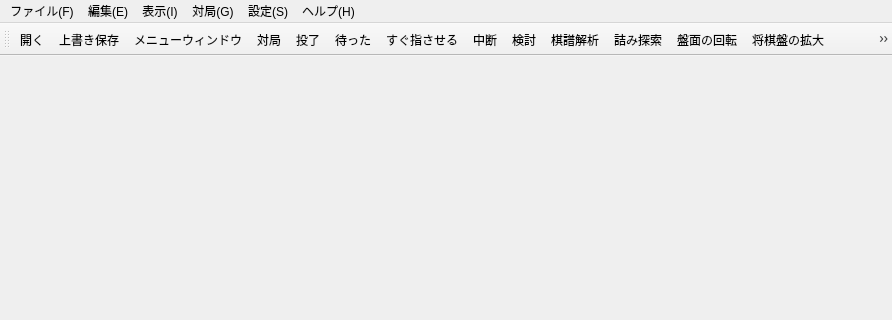
The window that src/app/mainwindow.ui (hnakada123/ShogiBoardQ) describes before a commit, drawn with Qt 5; both pictures show x 0 to 892 and y 0 to 320 of the 892 by 600 pixel window.
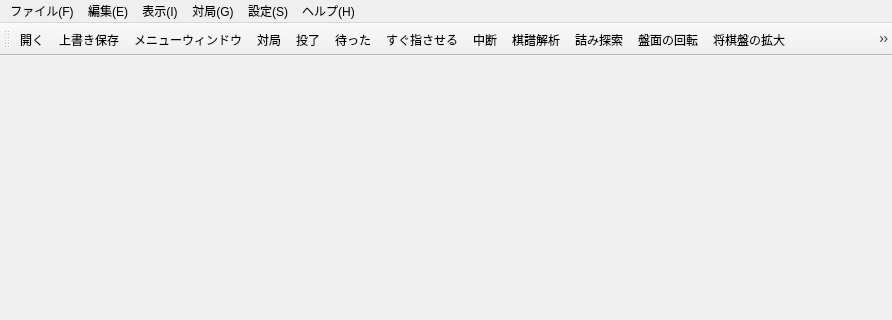
The same window after the commit. Icons and pictures are not drawn.

Commit message:
検討のUIを変更
検討のUIを変更。メニューから検討を削除して、検討タブからでしか検討開始できないように修正した。

```diff
--- a/src/app/mainwindow.ui
+++ b/src/app/mainwindow.ui
@@ -160,7 +160,6 @@
    <addaction name="actionUndoMove"/>
    <addaction name="actionMakeImmediateMove"/>
    <addaction name="actionBreakOffGame"/>
-   <addaction name="actionConsideration"/>
    <addaction name="actionAnalyzeKifu"/>
    <addaction name="actionTsumeShogiSearch"/>
    <addaction name="actionFlipBoard"/>
@@ -241,15 +240,6 @@
     <string>対局</string>
    </property>
   </action>
-  <action name="actionConsideration">
-   <property name="icon">
-    <iconset resource="../../resources/shogiboardq.qrc">
-     <normaloff>:/images/actions/actionConsideration.svg</normaloff>:/images/actions/actionConsideration.svg</iconset>
-   </property>
-   <property name="text">
-    <string>検討</string>
-   </property>
-  </action>
   <action name="actionResign">
    <property name="icon">
     <iconset resource="../../resources/shogiboardq.qrc">
```
Left out of the diff: 1 changed line with no effect on the pictures. The commit also changes 11 other files.
